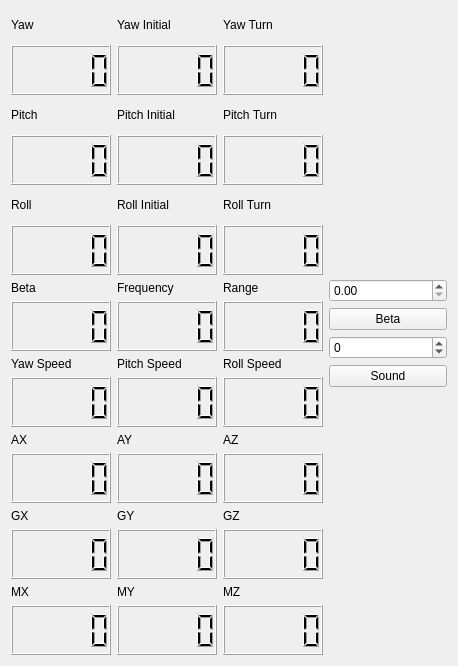
Before: the Qt Designer form datawidget.ui in chavesjm/CrockettTrainingMonitor, drawn with Qt 5.
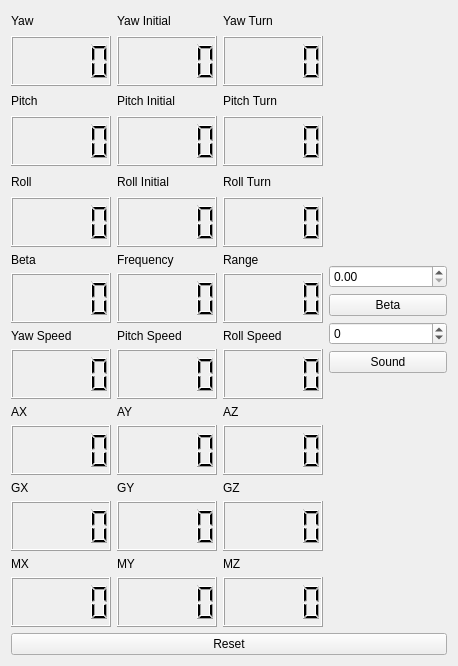
After: the same form once the commit is applied.

Commit message: Reset button added

Patch:
```diff
--- a/datawidget.ui
+++ b/datawidget.ui
@@ -595,6 +595,13 @@
      </item>
     </layout>
    </item>
+   <item row="1" column="0">
+    <widget class="QPushButton" name="PB_Reset">
+     <property name="text">
+      <string>Reset</string>
+     </property>
+    </widget>
+   </item>
   </layout>
  </widget>
  <resources/>
```
The commit also changes 6 other files.
